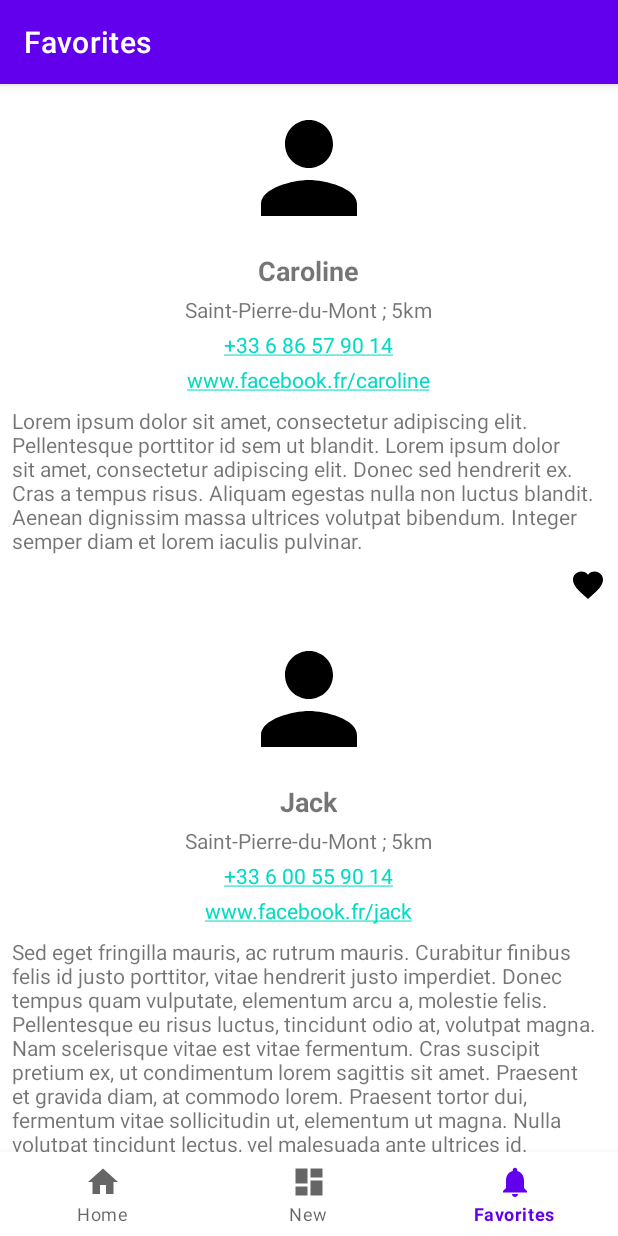
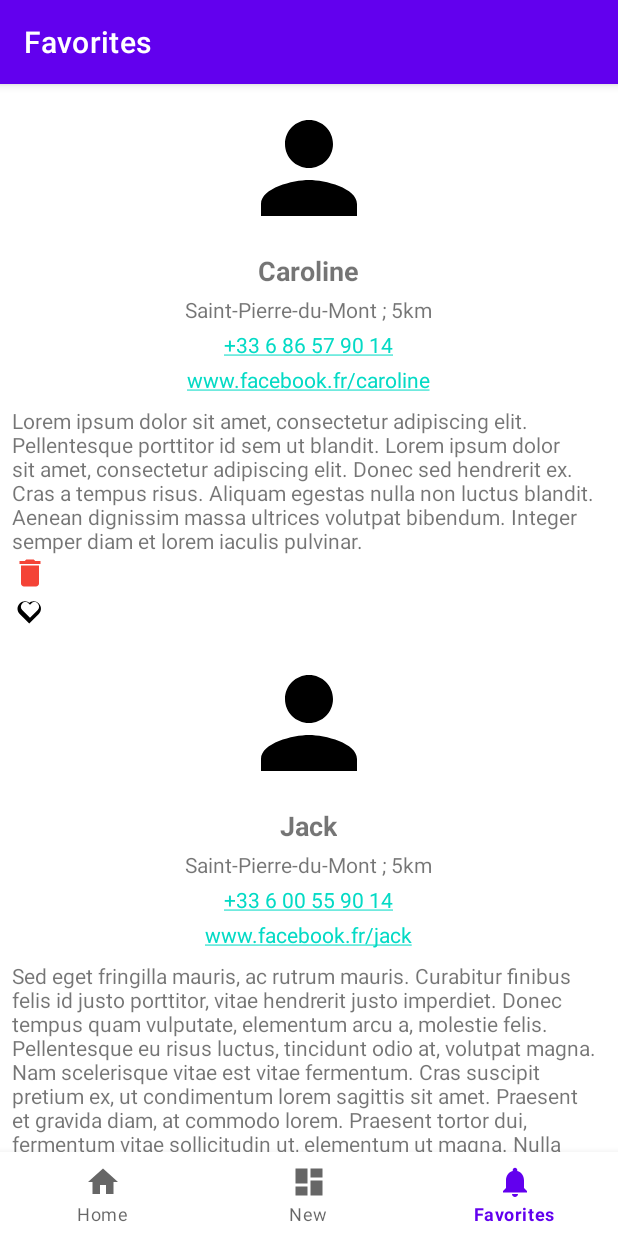
Before and after one commit to eamosse/handymen_advanced, an Android app: the screen it shows after launch (MainActivity), item 3 of the bottom bar chosen, on a phone screen of 412 x 824 dp. Run offline under Robolectric (Android 15) with nearby library versions, the phone set to English and light mode, and no system bars; our stand-ins replace navigation-ui.

Commit message:
feat: delete on whole app + favorite toggle on favorite + removing FavoritesAdapter and use UsersAdapter

```diff
--- a/app/src/main/java/com/vama/android/handymen/ui/favorites/FavoritesAdapter.kt
+++ /dev/null
@@ -1,60 +0,0 @@
-package com.vama.android.handymen.ui.favorites
-
-import android.view.LayoutInflater
-import android.view.ViewGroup
-import androidx.recyclerview.widget.RecyclerView
-import com.vama.android.data.model.User
-import com.vama.android.handymen.R
-import com.vama.android.handymen.databinding.UserItemBinding
-
-class FavoritesAdapter(
-    private val onFavoriteClick: (User) -> Unit
-) : RecyclerView.Adapter<FavoritesAdapter.FavoriteViewHolder>() {
-
-    private var favorites: List<User> = emptyList()
-
-    override fun onCreateViewHolder(parent: ViewGroup, viewType: Int): FavoriteViewHolder {
-        val binding = UserItemBinding.inflate(
-            LayoutInflater.from(parent.context), parent, false
-        )
-        return FavoriteViewHolder(binding, onFavoriteClick)
-    }
-
-    override fun onBindViewHolder(holder: FavoriteViewHolder, position: Int) {
-        holder.bind(favorites[position])
-    }
-
-    override fun getItemCount(): Int = favorites.size
-
-    fun updateFavorites(newFavorites: List<User>) {
-        favorites = newFavorites
-        notifyDataSetChanged()
-    }
-
-    inner class FavoriteViewHolder(
-        private val binding: UserItemBinding,
-        private val onFavoriteClick: (User) -> Unit
-    ) : RecyclerView.ViewHolder(binding.root) {
-
-        fun bind(user: User) {
-            binding.name.text = user.name
-            binding.address.text = user.address
-            binding.phoneNumber.text = user.phoneNumber
-            binding.webSite.text = user.webSite
-            binding.aboutMe.text = user.aboutMe
-
-            // Set favorite icon
-            val favoriteIcon = if (user.favorite) {
-                R.drawable.ic_favorite  // filled heart
-            } else {
-                R.drawable.ic_favorite_border // outlined heart
-            }
-            binding.favorite.setImageResource(favoriteIcon)
-
-            // Setup favorite icon click listener
-            binding.favorite.setOnClickListener {
-                onFavoriteClick(user)
-            }
-        }
-    }
-}
--- a/app/src/main/java/com/vama/android/handymen/ui/favorites/FavoritesFragment.kt
+++ b/app/src/main/java/com/vama/android/handymen/ui/favorites/FavoritesFragment.kt
@@ -1,5 +1,6 @@
 package com.vama.android.handymen.ui.favorites
 
+import android.app.AlertDialog
 import android.os.Bundle
 import android.view.LayoutInflater
 import android.view.View
@@ -9,8 +10,11 @@ import androidx.fragment.app.viewModels
 import androidx.lifecycle.ViewModel
 import androidx.lifecycle.ViewModelProvider
 import androidx.recyclerview.widget.LinearLayoutManager
+import com.vama.android.handymen.R
 import com.vama.android.handymen.databinding.FavoriteUsersFragmentBinding
+import com.vama.android.handymen.model.UserModelView
 import com.vama.android.handymen.ui.home.HomeViewModel
+import com.vama.android.handymen.ui.home.UsersAdapter
 
 class FavoritesFragment: Fragment() {
 
@@ -19,11 +23,10 @@ class FavoritesFragment: Fragment() {
 
     private lateinit var viewModel: FavoritesViewModel
 
-
     private val sharedViewModel: HomeViewModel by lazy {
         ViewModelProvider(requireActivity())[HomeViewModel::class.java]
     }
-    private lateinit var adapter: FavoritesAdapter
+    private lateinit var adapter: UsersAdapter
 
     override fun onCreateView(
         inflater: LayoutInflater,
@@ -39,15 +42,22 @@ class FavoritesFragment: Fragment() {
         viewModel = ViewModelProvider(this,
             FavoritesViewModelFactory(sharedViewModel)
         )[FavoritesViewModel::class.java]
+
         setupRecyclerView()
         observeFavorites()
     }
 
     private fun setupRecyclerView() {
-        adapter = FavoritesAdapter { user ->
-            // Handler pour le clic sur un favori
-            viewModel.toggleFavorite(user.id)
-        }
+        adapter = UsersAdapter(
+            onFavoriteClick = { user ->
+                // Toggle favorite
+                viewModel.toggleFavorite(user.id)
+            },
+            onDeleteClick = { user ->
+                // Show confirmation dialog before deleting
+                showDeleteConfirmationDialog(user)
+            }
+        )
 
         binding.favoritesRecyclerView.apply {
             layoutManager = LinearLayoutManager(context)
@@ -57,7 +67,22 @@ class FavoritesFragment: Fragment() {
 
     private fun observeFavorites() {
         viewModel.favorites.observe(viewLifecycleOwner) { favorites ->
-            adapter.updateFavorites(favorites)
+            // Convert User to UserModelView if necessary
+            val favoriteModelViews = favorites.map { user ->
+                com.vama.android.handymen.model.UserModelView(
+                    id = user.id,
+                    name = user.name,
+                    address = user.address,
+                    phoneNumber = user.phoneNumber,
+                    webSite = user.webSite,
+                    aboutMe = user.aboutMe,
+                    favorite = false,
+                    avatarUrl = ""
+                )
+            }
+
+            adapter.submitList(favoriteModelViews)
+
             binding.emptyView.visibility = if (favorites.isEmpty()) View.VISIBLE else View.GONE
             binding.favoritesRecyclerView.visibility = if (favorites.isEmpty()) View.GONE else View.VISIBLE
         }
@@ -66,6 +91,17 @@ class FavoritesFragment: Fragment() {
     override fun onDestroyView() {
         super.onDestroyView()
         _binding = null
+    }
+    private fun showDeleteConfirmationDialog(user: UserModelView) {
+        AlertDialog.Builder(requireContext())
+            .setTitle(R.string.delete_user_title)
+            .setMessage(R.string.delete_user_message)
+            .setPositiveButton(R.string.delete) { _, _ ->
+                // Call delete method in ViewModel
+                viewModel.deleteUser(user.id)
+            }
+            .setNegativeButton(R.string.cancel, null)
+            .show()
     }
     class FavoritesViewModelFactory(private val sharedViewModel: HomeViewModel) : ViewModelProvider.Factory {
         @Suppress("UNCHECKED_CAST")
--- a/app/src/main/java/com/vama/android/handymen/ui/favorites/FavoritesViewModel.kt
+++ b/app/src/main/java/com/vama/android/handymen/ui/favorites/FavoritesViewModel.kt
@@ -3,12 +3,10 @@ package com.vama.android.handymen.ui.favorites
 import androidx.lifecycle.LiveData
 import androidx.lifecycle.MutableLiveData
 import androidx.lifecycle.ViewModel
-import androidx.lifecycle.viewModelScope
 import com.vama.android.data.di.DataModule
 import com.vama.android.data.model.User
 import com.vama.android.data.repositories.UserRepository
 import com.vama.android.handymen.ui.home.HomeViewModel
-import kotlinx.coroutines.launch
 
 class FavoritesViewModel(
     private val userRepository: UserRepository = DataModule.repository(),
@@ -30,10 +28,8 @@ class FavoritesViewModel(
     }
 
     private fun loadFavorites() {
-        viewModelScope.launch {
-            val favs = userRepository.getFavorites()
-            _favorites.postValue(favs)
-        }
+        val favs = userRepository.getFavorites()
+        _favorites.value = favs
     }
 
     fun toggleFavorite(userId: Long) {
@@ -43,6 +39,13 @@ class FavoritesViewModel(
         sharedViewModel.loadUsers()
     }
 
+    fun deleteUser(userId: Long) {
+        userRepository.delete(userId)
+        // Reload favorites and trigger home view model update
+        loadFavorites()
+        sharedViewModel.loadUsers()
+    }
+
     fun refreshFavorites() {
         loadFavorites()
     }
--- a/app/src/main/java/com/vama/android/handymen/ui/home/HomeFragment.kt
+++ b/app/src/main/java/com/vama/android/handymen/ui/home/HomeFragment.kt
@@ -1,5 +1,6 @@
 package com.vama.android.handymen.ui.home
 
+import android.app.AlertDialog
 import android.os.Bundle
 import android.view.LayoutInflater
 import android.view.View
@@ -7,36 +8,40 @@ import android.view.ViewGroup
 import androidx.fragment.app.Fragment
 import androidx.lifecycle.ViewModelProvider
 import androidx.recyclerview.widget.LinearLayoutManager
+import com.vama.android.handymen.R
 import com.vama.android.handymen.databinding.HomeFragmentBinding
+import com.vama.android.handymen.model.UserModelView
 
 class HomeFragment : Fragment() {
 
-    // Généré grâce à home_fragment.xml (ou fragment_home.xml)
     private lateinit var _binding: HomeFragmentBinding
 
-    // Instancie l'adapter
-    private val adapter: UsersAdapter by lazy { UsersAdapter() }
+    private lateinit var adapter: UsersAdapter
 
-    // The old fashion way to get the view model
-    // We ask the view model provider to give us the view model
-    // Lazy is used to initialize the view model only when it is needed
     val viewModel: HomeViewModel by lazy {
         ViewModelProvider(requireActivity())[HomeViewModel::class.java]
     }
-
-    // The new way to get the view model
-    // TODO ("Make it work")
-    // private val _viewModel by viewModels()
 
     override fun onCreateView(
         inflater: LayoutInflater,
         container: ViewGroup?,
         savedInstanceState: Bundle?
     ): View {
-        // Inflater le layout et initialiser binding
         _binding = HomeFragmentBinding.inflate(inflater, container, false)
 
-        // Configurer le RecyclerView
+        // Initialize adapter with favorite and delete click handlers
+        adapter = UsersAdapter(
+            onFavoriteClick = { user ->
+                // Toggle favorite status
+                // Assuming you have a method in HomeViewModel to toggle favorite
+                viewModel.toggleFavorite(user.id)
+            },
+            onDeleteClick = { user ->
+                // Show confirmation dialog before deleting
+                showDeleteConfirmationDialog(user)
+            }
+        )
+
         _binding.list.layoutManager = LinearLayoutManager(requireContext())
         _binding.list.adapter = adapter
 
@@ -52,4 +57,16 @@ class HomeFragment : Fragment() {
             adapter.submitList(userList)
         }
     }
+
+    private fun showDeleteConfirmationDialog(user: UserModelView) {
+        AlertDialog.Builder(requireContext())
+            .setTitle(R.string.delete_user_title)
+            .setMessage(R.string.delete_user_message)
+            .setPositiveButton(R.string.delete) { _, _ ->
+                // Call delete method in ViewModel
+                viewModel.deleteUser(user.id)
+            }
+            .setNegativeButton(R.string.cancel, null)
+            .show()
+    }
 }
--- a/app/src/main/java/com/vama/android/handymen/ui/home/HomeViewModel.kt
+++ b/app/src/main/java/com/vama/android/handymen/ui/home/HomeViewModel.kt
@@ -13,6 +13,8 @@ import kotlinx.coroutines.launch
 
 class HomeViewModel : ViewModel() {
     private val usersUseCase = UsersUseCase()
+    private val userRepository = DataModule.repository()
+
     private val _users = MutableLiveData<List<UserModelView>>()
     val users: LiveData<List<UserModelView>> = _users
 
@@ -27,4 +29,16 @@ class HomeViewModel : ViewModel() {
             }
         }
     }
+    fun toggleFavorite(userId: Long) {
+        viewModelScope.launch {
+            userRepository.toggleFavorite(userId)
+            loadUsers() // Reload to reflect changes
+        }
+    }
+    fun deleteUser(userId: Long) {
+        viewModelScope.launch {
+            userRepository.delete(userId)
+            loadUsers() // Reload to reflect changes
+        }
+    }
 }
--- a/app/src/main/java/com/vama/android/handymen/ui/home/UsersAdapter.kt
+++ b/app/src/main/java/com/vama/android/handymen/ui/home/UsersAdapter.kt
@@ -9,13 +9,16 @@ import com.vama.android.handymen.R
 import com.vama.android.handymen.databinding.UserItemBinding
 import com.vama.android.handymen.model.UserModelView
 
-class UsersAdapter : RecyclerView.Adapter<UserViewHolder>() {
+class UsersAdapter(
+    private val onFavoriteClick: (UserModelView) -> Unit,
+    private val onDeleteClick: (UserModelView) -> Unit
+) : RecyclerView.Adapter<UserViewHolder>() {
     private val mDiffer: AsyncListDiffer<UserModelView> = AsyncListDiffer(this, DiffCallback)
 
     override fun onCreateViewHolder(parent: ViewGroup, viewType: Int): UserViewHolder {
         val inflater: LayoutInflater = LayoutInflater.from(parent.context)
         val binding: UserItemBinding = UserItemBinding.inflate(inflater, parent, false)
-        return UserViewHolder(binding)
+        return UserViewHolder(binding, onFavoriteClick, onDeleteClick)
     }
 
     override fun onBindViewHolder(holder: UserViewHolder, position: Int) {
@@ -44,22 +47,41 @@ class UsersAdapter : RecyclerView.Adapter<UserViewHolder>() {
         ): Boolean {
             return oldItem == newItem
         }
-
     }
 }
 
-class UserViewHolder(private val binding: UserItemBinding) :
-    RecyclerView.ViewHolder(binding.root) {
+class UserViewHolder(
+    private val binding: UserItemBinding,
+    private val onFavoriteClick: (UserModelView) -> Unit,
+    private val onDeleteClick: (UserModelView) -> Unit
+) : RecyclerView.ViewHolder(binding.root) {
+    private var currentUser: UserModelView? = null
+
+    init {
+        // Setup favorite icon click listener
+        binding.favorite.setOnClickListener {
+            currentUser?.let { user -> onFavoriteClick(user) }
+        }
+
+        // Setup delete icon click listener
+        binding.delete.setOnClickListener {
+            currentUser?.let { user -> onDeleteClick(user) }
+        }
+    }
+
     fun bind(user: UserModelView) {
+        currentUser = user
         binding.name.text = user.name
         binding.address.text = user.address
         binding.phoneNumber.text = user.phoneNumber
         binding.webSite.text = user.webSite
         binding.aboutMe.text = user.aboutMe
+
+        // Set favorite icon
         val favoriteIcon = if (user.favorite) {
-            R.drawable.ic_favorite  // icône « favori »
+            R.drawable.ic_favorite  // filled heart
         } else {
-            R.drawable.ic_favorite_border // icône « non favori »
+            R.drawable.ic_favorite_border // outlined heart
         }
         binding.favorite.setImageResource(favoriteIcon)
     }
--- /dev/null
+++ b/app/src/main/res/drawable/ic_delete.xml
@@ -0,0 +1,10 @@
+<?xml version="1.0" encoding="utf-8"?>
+<vector xmlns:android="http://schemas.android.com/apk/res/android"
+    android:width="24dp"
+    android:height="24dp"
+    android:viewportWidth="24"
+    android:viewportHeight="24">
+    <path
+        android:fillColor="#F44336"
+        android:pathData="M6,19c0,1.1 0.9,2 2,2h8c1.1,0 2,-0.9 2,-2V7H6v12zM19,4h-3.5l-1,-1h-5l-1,1H5v2h14V4z"/>
+</vector>
--- a/app/src/main/res/layout/user_item.xml
+++ b/app/src/main/res/layout/user_item.xml
@@ -68,13 +68,20 @@
         android:text="@string/default_about_me"
         android:textSize="14sp" />
 
-    <!-- Icône “favori” -->
+    <!-- Icône "supprimer" -->
+    <ImageView
+        android:id="@+id/delete"
+        android:layout_width="wrap_content"
+        android:layout_height="wrap_content"
+        android:layout_marginEnd="16dp"
+        android:contentDescription="@string/delete_user"
+        android:src="@drawable/ic_delete" />
+
+    <!-- Icône "favori" -->
     <ImageView
         android:id="@+id/favorite"
         android:layout_width="wrap_content"
         android:layout_height="wrap_content"
-        android:layout_marginTop="8dp"
-        android:layout_gravity="end"
         android:contentDescription="@string/favorite_icon"
         android:src="@drawable/ic_favorite_border" />
 </LinearLayout>
--- a/app/src/main/res/values/strings.xml
+++ b/app/src/main/res/values/strings.xml
@@ -27,4 +27,12 @@
     <string name="user_added_success">User successfully added</string>
     <string name="user_added_error">Error while adding user</string>
 
+    <!--    User deletion alert   -->
+    <string name="delete_user_title">Delete User</string>
+    <string name="delete_user_message">Are you sure you want to delete this user?</string>
+    <string name="delete">Delete</string>
+    <string name="cancel">Cancel</string>
+    <string name="delete_user">Delete user</string>
+
+
 </resources>
```
